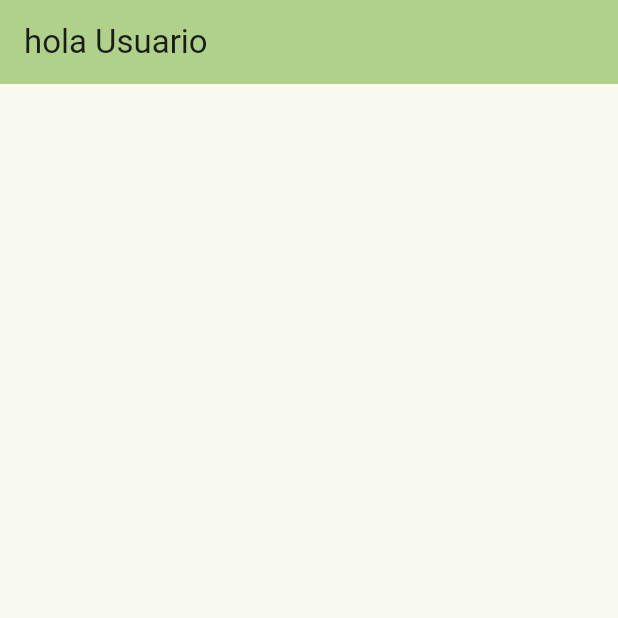
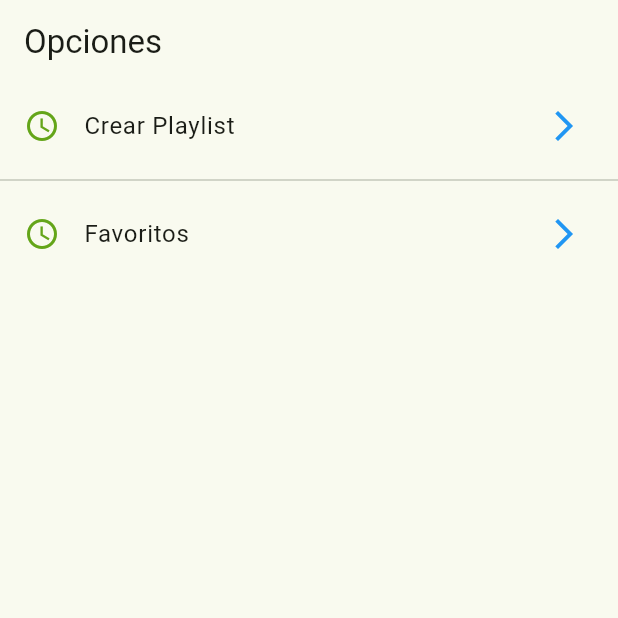
Before and after one commit to LucaMazzei7/App_Music, a Flutter app: the screen it shows after launch, on a phone screen of 412 x 824 dp, the top half of it. Run offline on Flutter 3.47's test engine with Material 3 defaults, Android fonts, the phone set to English and light mode, and no system bars.

Commit message:
Menu_Opciones_12hrs

```diff
--- a/data/menu_opts.json
+++ b/data/menu_opts.json
@@ -2,12 +2,14 @@
     "nombreApp" : "APP_MUSIC",
     "rutas" : [
         {
-            "ruta" : "playlist",
-            "texto": "playlist"
+            "ruta" : "Crear_playlist",
+            "icono": "agregar_p",
+            "texto": "Crear Playlist"
         },
         {
-            "ruta" : "song",
-            "texto": "song"
+            "ruta" : "Fav",
+            "icono": "song_icon",
+            "texto": "Favoritos"
         }
 
 
--- a/lib/src/pages/home_page.dart
+++ b/lib/src/pages/home_page.dart
@@ -1,18 +1,7 @@
 import 'package:flutter/material.dart';
-
-
-// ignore: camel_case_types
+import '../provider/menu_provider.dart';
 class Home_page extends StatefulWidget {
   const Home_page({super.key, required this.title});
-
-  // This widget is the home page of your application. It is stateful, meaning
-  // that it has a State object (defined below) that contains fields that affect
-  // how it looks.
-
-  // This class is the configuration for the state. It holds the values (in this
-  // case the title) provided by the parent (in this case the App widget) and
-  // used by the build method of the State. Fields in a Widget subclass are
-  // always marked "final".
 
   final String title;
 
@@ -21,50 +10,54 @@ class Home_page extends StatefulWidget {
 }
 
 class _MyHomePageState extends State<Home_page> {
-
-  final String usuario= "Usuario";
-
-
   @override
   Widget build(BuildContext context) {
-    // This method is rerun every time setState is called, for instance as done
-    // by the _incrementCounter method above.
-    //
-    // The Flutter framework has been optimized to make rerunning build methods
-    // fast, so that you can just rebuild anything that needs updating rather
-    // than having to individually change instances of widgets.
     return Scaffold(
-      appBar: AppBar(
-        // TRY THIS: Try changing the color here to a specific color (to
-        // Colors.amber, perhaps?) and trigger a hot reload to see the AppBar
-        // change color while the other colors stay the same.
-        backgroundColor: Theme.of(context).colorScheme.inversePrimary,
-        // Here we take the value from the MyHomePage object that was created by
-        // the App.build method, and use it to set our appbar title.
-        title: Text('hola $usuario'),
-      ),
-      body: Center(
-        // Center is a layout widget. It takes a single child and positions it
-        // in the middle of the parent.
-        child: Column(
-          // Column is also a layout widget. It takes a list of children and
-          // arranges them vertically. By default, it sizes itself to fit its
-          // children horizontally, and tries to be as tall as its parent.
-          //
-          // Column has various properties to control how it sizes itself and
-          // how it positions its children. Here we use mainAxisAlignment to
-          // center the children vertically; the main axis here is the vertical
-          // axis because Columns are vertical (the cross axis would be
-          // horizontal).
-          //
-          // TRY THIS: Invoke "debug painting" (choose the "Toggle Debug Paint"
-          // action in the IDE, or press "p" in the console), to see the
-          // wireframe for each widget.
-          mainAxisAlignment: .center,
-          //children: [],
-        ),
-      ),
+      appBar: AppBar(title: Text('Opciones')),
+      body: _lista(),
+    );
+  }
 
-      );
+Widget _lista() {
+    return FutureBuilder(
+      future: menuProvider.cargarData(),
+      initialData: const [],
+      //retorna un widget builder que va a permitir dibujar un elemento en pantalla
+      builder: (BuildContext context, AsyncSnapshot snapshot) {
+        if (snapshot.connectionState == ConnectionState.waiting) {
+          return CircularProgressIndicator();
+        } else if (snapshot.hasData) {
+          List<dynamic> data = snapshot.data;
+          return ListView.separated(
+            itemCount: data.length,
+            itemBuilder: (context, index) {
+              return _listaItems(data)[index];
+            },
+            separatorBuilder: (context, index) {
+              return Divider();
+            },
+          );
+        } else {
+          return Text('Error: ${snapshot.error}');
+        }
+      },
+    );
+  }
+
+  List<Widget> _listaItems(List<dynamic> data) {
+    //Recorremos cada uno de los elementos de la lista, armando los ListTile
+    return data
+        .map(
+          (opt) => ListTile(
+            title: Text(opt['texto']),
+            leading: Icon(Icons.access_time_sharp, color: const Color.fromARGB(255, 100, 165, 25)),
+            trailing: Icon(
+              Icons.arrow_forward_ios_outlined,
+              color: Colors.blue,
+            ),
+            onTap: () {},
+          ),
+        )
+        .toList();
   }
 }
--- a/lib/src/provider/menu_provider.dart
+++ b/lib/src/provider/menu_provider.dart
@@ -1,5 +1,4 @@
 import 'dart:convert';
-
 import 'package:flutter/services.dart' show rootBundle;
 
 //Se genera de manera privada la clase
```
Also changed, not shown: pubspec.yaml (+2 -34 lines), lib/src/app.dart (line endings or trailing spaces), 8 other files.
